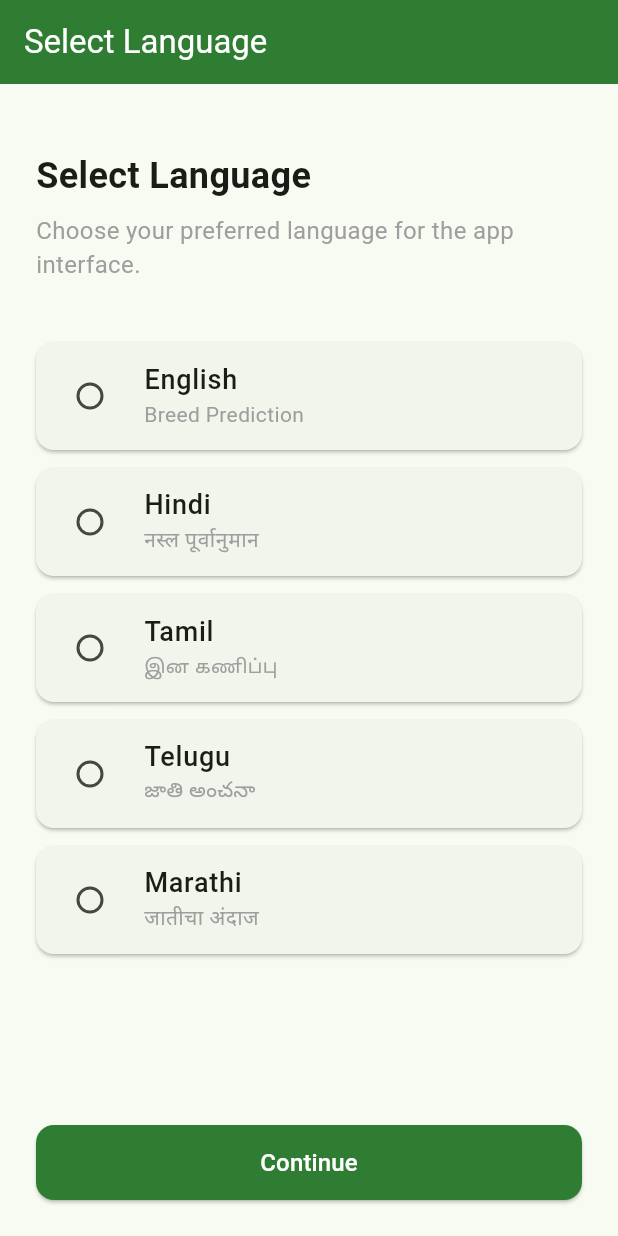
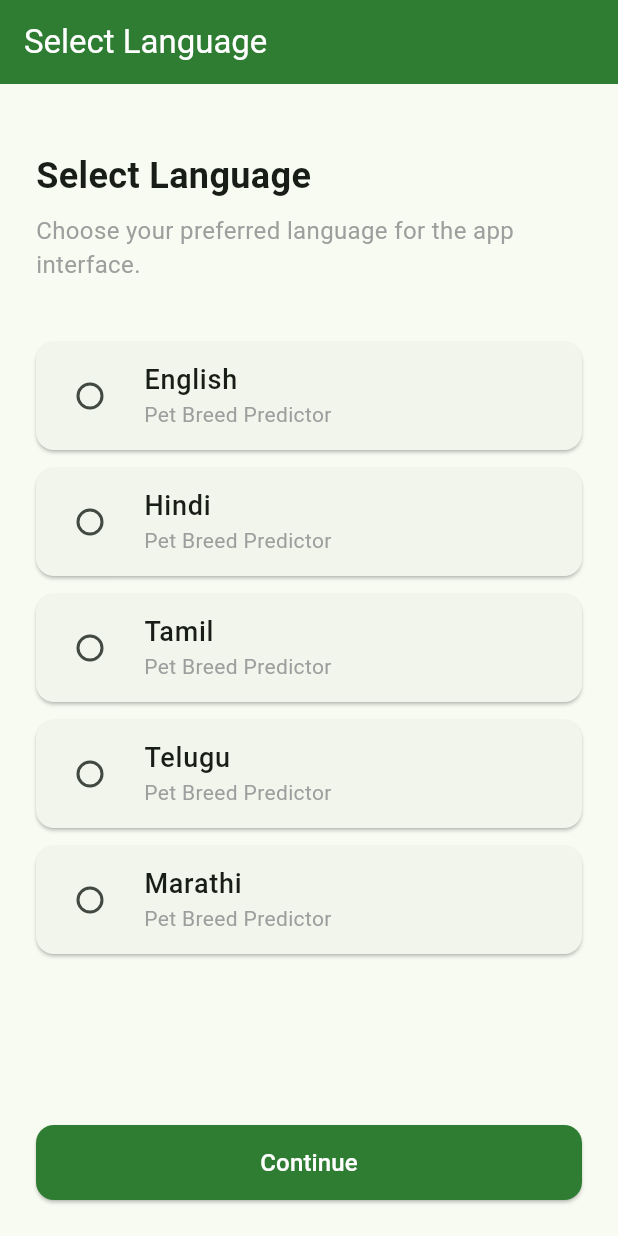
Before and after one commit to codetechmango/breed-predictor, a Flutter app: the LanguageSelectionScreen screen opened directly, on a phone screen of 412 x 824 dp. Run offline on Flutter 3.47's test engine with Material 3 defaults, Android fonts, the phone set to English and light mode, and no system bars; our stand-ins replace flutter_dotenv, flutter_spinkit, image_picker, permission_handler, speech_to_text, supabase_flutter; accounts and stored records are empty.

Commit message:
Initial commit

```diff
--- a/breed_prediction_app/lib/main.dart
+++ b/breed_prediction_app/lib/main.dart
@@ -21,7 +21,7 @@ class MyApp extends StatelessWidget {
   @override
   Widget build(BuildContext context) {
     return MaterialApp(
-      title: 'Breed Prediction App',
+      title: 'Pet Breed Predictor',
       theme: ThemeData(
         colorScheme: ColorScheme.fromSeed(
           seedColor: const Color(0xFF2E7D32),
--- a/breed_prediction_app/lib/utils/app_localizations.dart
+++ b/breed_prediction_app/lib/utils/app_localizations.dart
@@ -1,7 +1,7 @@
 class AppLocalizations {
   static const Map<String, Map<String, String>> _localizedValues = {
     'English': {
-      'app_title': 'Breed Prediction',
+      'app_title': 'Pet Breed Predictor',
       'login': 'Login',
       'signup': 'Sign Up',
       'email': 'Email',
@@ -27,7 +27,7 @@ class AppLocalizations {
       'success': 'Success',
     },
     'Hindi': {
-      'app_title': 'नस्ल पूर्वानुमान',
+      'app_title': 'Pet Breed Predictor',
       'login': 'लॉगिन',
       'signup': 'साइन अप',
       'email': 'ईमेल',
@@ -53,7 +53,7 @@ class AppLocalizations {
       'success': 'सफलता',
     },
     'Tamil': {
-      'app_title': 'இன கணிப்பு',
+      'app_title': 'Pet Breed Predictor',
       'login': 'உள்நுழைய',
       'signup': 'பதிவு செய்ய',
       'email': 'மின்னஞ்சல்',
@@ -79,7 +79,7 @@ class AppLocalizations {
       'success': 'வெற்றி',
     },
     'Telugu': {
-      'app_title': 'జాతి అంచనా',
+      'app_title': 'Pet Breed Predictor',
       'login': 'లాగిన్',
       'signup': 'సైన్ అప్',
       'email': 'ఇమెయిల్',
@@ -105,7 +105,7 @@ class AppLocalizations {
       'success': 'విజయం',
     },
     'Marathi': {
-      'app_title': 'जातीचा अंदाज',
+      'app_title': 'Pet Breed Predictor',
       'login': 'लॉगिन',
       'signup': 'साइन अप',
       'email': 'ईमेल',
```
Also changed, not shown: 7 other files.
